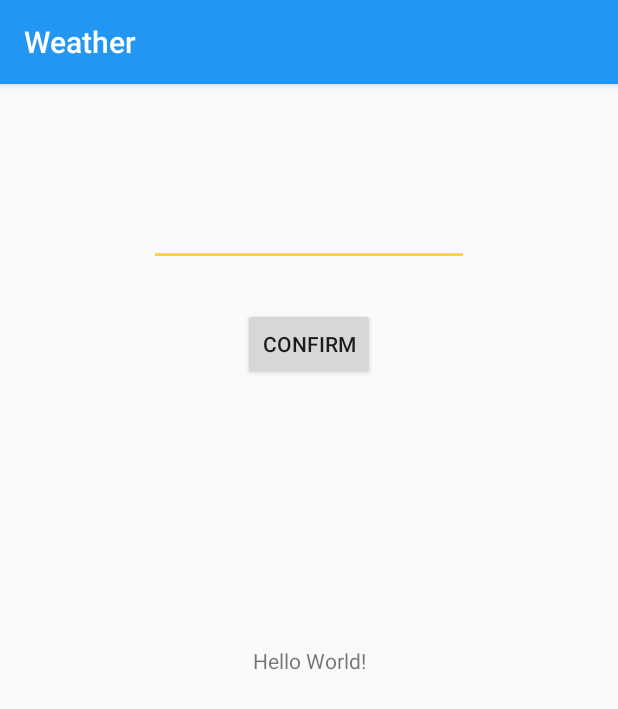
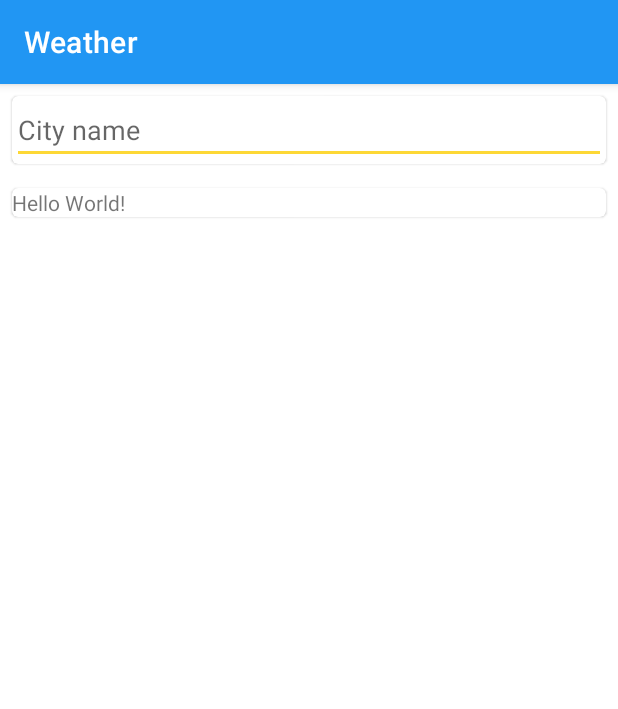
Before and after one commit to bartlomiej-szlachta/weather-app, an Android app: the screen it shows after launch (MainActivity), on a phone screen of 412 x 824 dp. Shown: the top 709 px of the screen. Run offline under Robolectric (Android 15) with nearby library versions, the light colour scheme and no system bars.

Commit message:
feat: material cards, change ui schema

```diff
--- a/app/src/main/java/com/example/weather/MainActivity.kt
+++ b/app/src/main/java/com/example/weather/MainActivity.kt
@@ -2,6 +2,8 @@ package com.example.weather
 
 import androidx.appcompat.app.AppCompatActivity
 import android.os.Bundle
+import android.text.Editable
+import android.text.TextWatcher
 import com.example.weather.dto.RootResponse
 import kotlinx.android.synthetic.main.activity_main.*
 import retrofit2.Call
@@ -18,11 +20,18 @@ class MainActivity : AppCompatActivity() {
         super.onCreate(savedInstanceState)
         setContentView(R.layout.activity_main)
 
-        button.setOnClickListener {
-            textView.text = "loading"
-            apiService.getWeatherData(editText.text.toString())
-                .enqueue(WeatherDataResponseHandler())
-        }
+        editText.addTextChangedListener(object : TextWatcher {
+            override fun afterTextChanged(s: Editable?) {}
+
+            override fun beforeTextChanged(s: CharSequence?, start: Int, count: Int, after: Int) {}
+
+            override fun onTextChanged(s: CharSequence?, start: Int, before: Int, count: Int) {
+                textView.text = "loading"
+                apiService.getWeatherData(editText.text.toString())
+                    .enqueue(WeatherDataResponseHandler())
+            }
+
+        })
     }
 
     private inner class WeatherDataResponseHandler : Callback<RootResponse> {
--- a/app/src/main/res/layout/activity_main.xml
+++ b/app/src/main/res/layout/activity_main.xml
@@ -1,41 +1,40 @@
 <?xml version="1.0" encoding="utf-8"?>
-<androidx.constraintlayout.widget.ConstraintLayout xmlns:android="http://schemas.android.com/apk/res/android"
-    xmlns:app="http://schemas.android.com/apk/res-auto"
+<LinearLayout xmlns:android="http://schemas.android.com/apk/res/android"
     xmlns:tools="http://schemas.android.com/tools"
     android:layout_width="match_parent"
     android:layout_height="match_parent"
+    android:orientation="vertical"
     tools:context=".MainActivity">
 
-    <TextView
-        android:id="@+id/textView"
-        android:layout_width="wrap_content"
+    <com.google.android.material.card.MaterialCardView
+        android:id="@+id/card-city"
+        android:layout_width="match_parent"
         android:layout_height="wrap_content"
-        android:text="Hello World!"
-        app:layout_constraintBottom_toBottomOf="parent"
-        app:layout_constraintLeft_toLeftOf="parent"
-        app:layout_constraintRight_toRightOf="parent"
-        app:layout_constraintTop_toTopOf="parent" />
+        android:layout_margin="8dp">
 
-    <EditText
-        android:id="@+id/editText"
-        android:layout_width="wrap_content"
+        <EditText
+            android:id="@+id/editText"
+            android:layout_width="match_parent"
+            android:layout_height="wrap_content"
+            android:autofillHints="city"
+            android:hint="City name"
+            android:imeOptions="actionSearch"
+            android:inputType="textPersonName"
+            android:text="" />
+
+    </com.google.android.material.card.MaterialCardView>
+
+    <com.google.android.material.card.MaterialCardView
+        android:id="@+id/card-weather"
+        android:layout_width="match_parent"
         android:layout_height="wrap_content"
-        android:layout_marginTop="76dp"
-        android:ems="10"
-        android:inputType="textPersonName"
-        android:text=""
-        app:layout_constraintEnd_toEndOf="parent"
-        app:layout_constraintStart_toStartOf="parent"
-        app:layout_constraintTop_toTopOf="parent" />
+        android:layout_margin="8dp">
 
-    <Button
-        android:id="@+id/button"
-        android:layout_width="wrap_content"
-        android:layout_height="wrap_content"
-        android:layout_marginTop="28dp"
-        android:text="Confirm"
-        app:layout_constraintEnd_toEndOf="parent"
-        app:layout_constraintStart_toStartOf="parent"
-        app:layout_constraintTop_toBottomOf="@+id/editText" />
+        <TextView
+            android:id="@+id/textView"
+            android:layout_width="wrap_content"
+            android:layout_height="wrap_content"
+            android:text="Hello World!" />
+    </com.google.android.material.card.MaterialCardView>
 
-</androidx.constraintlayout.widget.ConstraintLayout>
+</LinearLayout>
--- a/app/src/main/res/values/styles.xml
+++ b/app/src/main/res/values/styles.xml
@@ -1,6 +1,6 @@
 <resources>
 
-    <style name="AppTheme" parent="Theme.AppCompat.Light.DarkActionBar">
+    <style name="AppTheme" parent="Theme.MaterialComponents.Light.DarkActionBar">
         <item name="colorPrimary">@color/colorPrimary</item>
         <item name="colorPrimaryDark">@color/colorPrimaryDark</item>
         <item name="colorAccent">@color/colorAccent</item>
```
